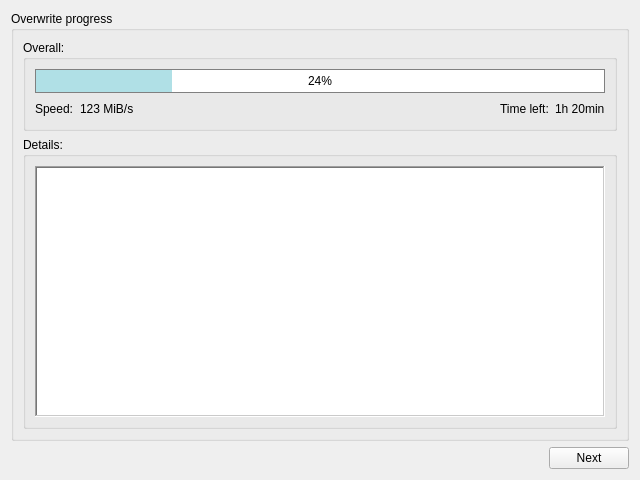
This is KuuraGUI/ProgressTab.ui in visuve/Tunkio as Qt 5 draws it before an edit. The edited form follows.
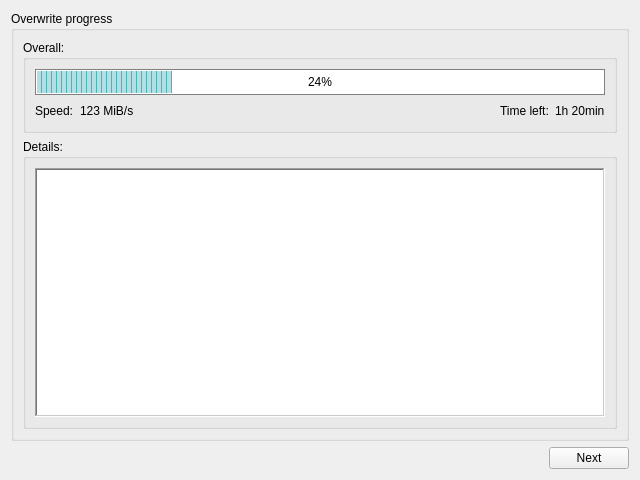
This is the edited form.

Commit message: Stylize the progress bar once again

Diff of the .ui file:
```diff
--- a/KuuraGUI/ProgressTab.ui
+++ b/KuuraGUI/ProgressTab.ui
@@ -52,10 +52,12 @@
             <string notr="true">QProgressBar {
 	border: 1px solid grey;
 	text-align: center;
+	padding: 1px;
 }
-
 QProgressBar::chunk {
 	background-color: #b0e0e6;
+	width: 4px;
+	border-right: 1px solid #4fb3b3;
 }</string>
            </property>
            <property name="value">
```
